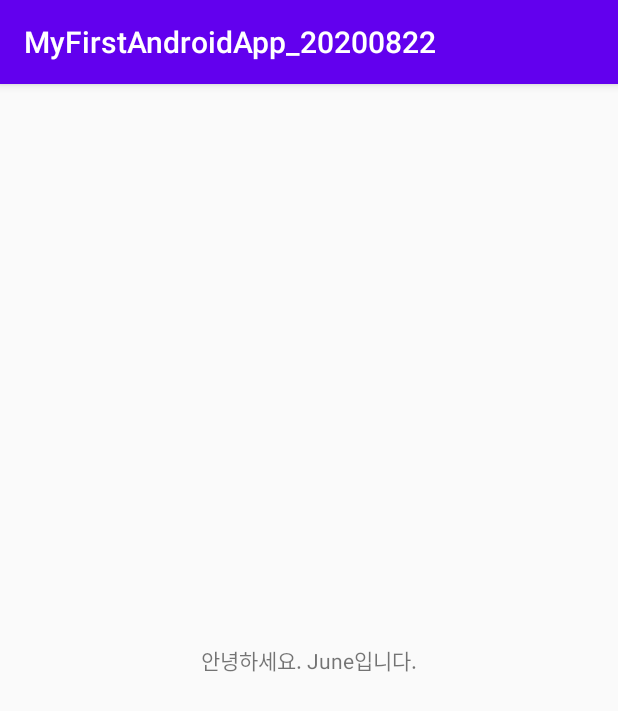
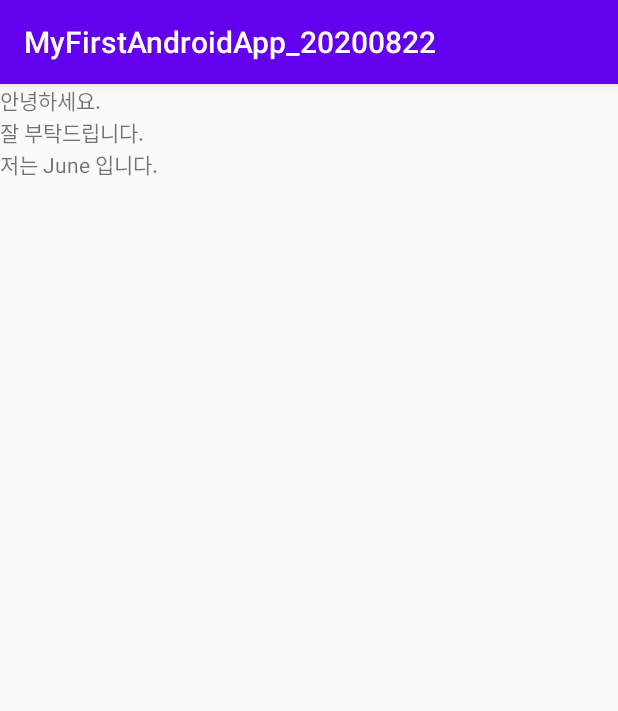
Before and after one commit to mjs0611/MyFirstAndroidApp_20200822, an Android app: the screen it shows after launch (MainActivity), on a phone screen of 412 x 824 dp. Shown: the top 711 px of the screen. Run offline under Robolectric (Android 15) with nearby library versions, the phone set to English and light mode, and no system bars.

Commit message:
LinearLayout 활용 - orientation으로 배치 방향 변경

```diff
--- a/app/src/main/res/layout/activity_main.xml
+++ b/app/src/main/res/layout/activity_main.xml
@@ -1,7 +1,8 @@
 <?xml version="1.0" encoding="utf-8"?>
-<androidx.constraintlayout.widget.ConstraintLayout xmlns:android="http://schemas.android.com/apk/res/android"
+<LinearLayout xmlns:android="http://schemas.android.com/apk/res/android"
     xmlns:app="http://schemas.android.com/apk/res-auto"
     xmlns:tools="http://schemas.android.com/tools"
+    android:orientation="vertical"
     android:layout_width="match_parent"
     android:layout_height="match_parent"
     tools:context=".MainActivity">
@@ -9,10 +10,16 @@
     <TextView
         android:layout_width="wrap_content"
         android:layout_height="wrap_content"
-        android:text="안녕하세요. June입니다."
-        app:layout_constraintBottom_toBottomOf="parent"
-        app:layout_constraintLeft_toLeftOf="parent"
-        app:layout_constraintRight_toRightOf="parent"
-        app:layout_constraintTop_toTopOf="parent" />
+        android:text="안녕하세요." />
 
-</androidx.constraintlayout.widget.ConstraintLayout>
+    <TextView
+        android:layout_width="wrap_content"
+        android:layout_height="wrap_content"
+        android:text="잘 부탁드립니다." />
+
+    <TextView
+        android:layout_width="wrap_content"
+        android:layout_height="wrap_content"
+        android:text="저는 June 입니다." />
+
+</LinearLayout>
```
